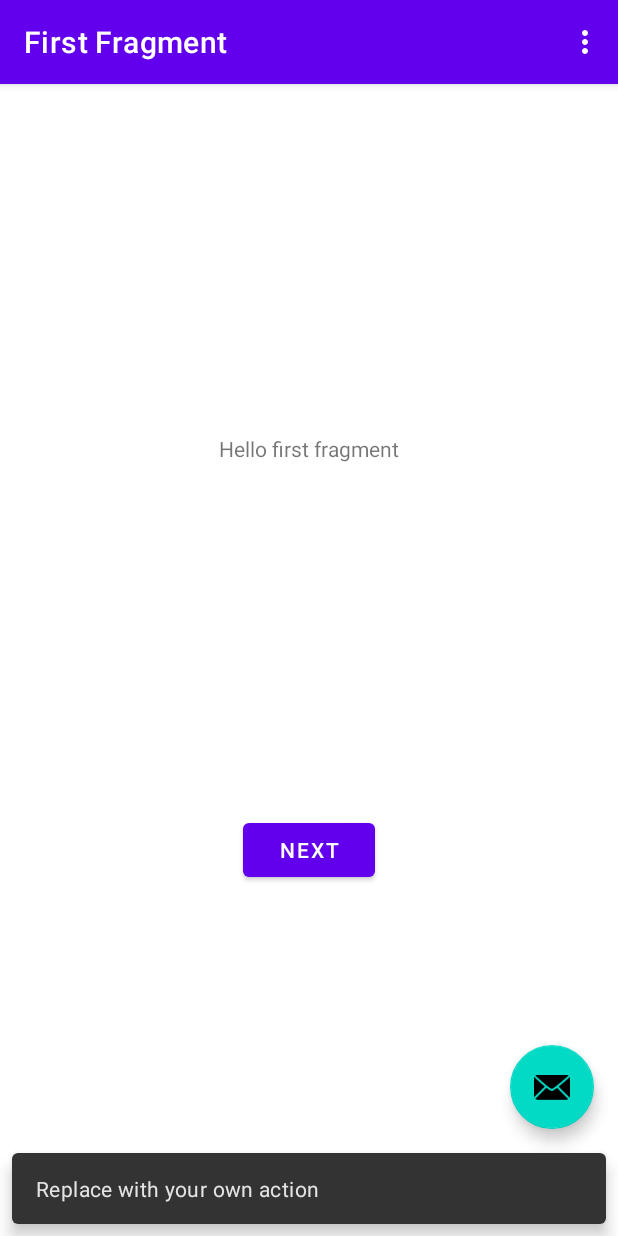
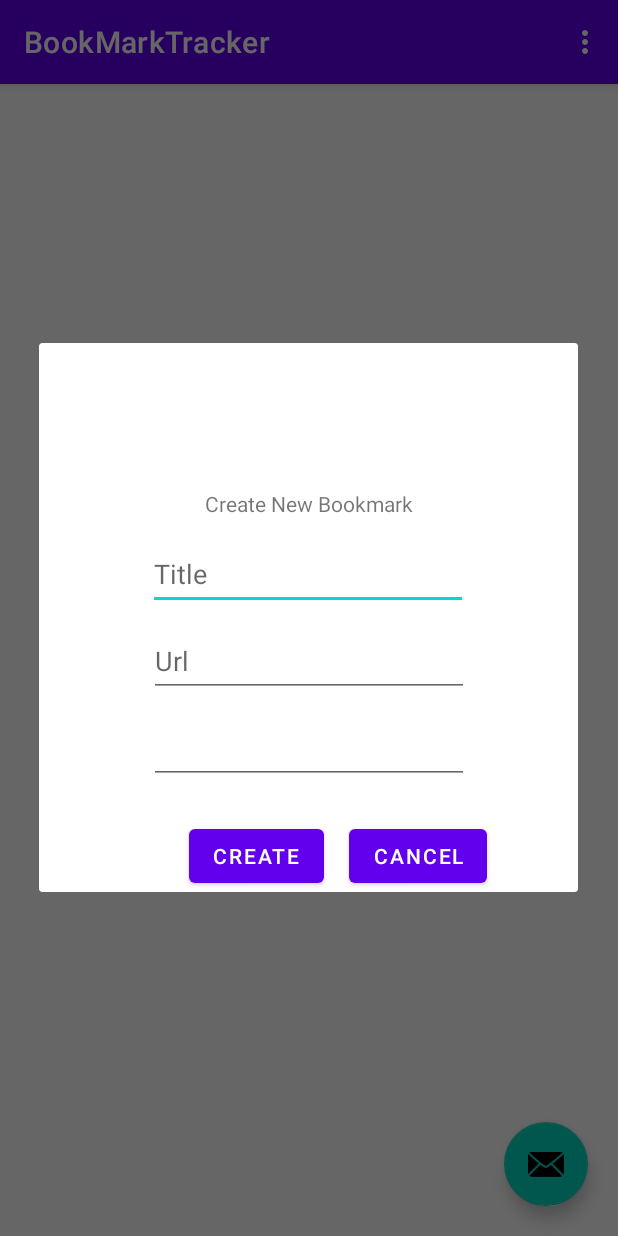
Before and after one commit to daniyusra/BookMarkTracker, an Android app: the screen it shows after launch (MainActivity), after a tap on an icon or button, on a phone screen of 412 x 824 dp. Run offline under Robolectric (Android 15) with nearby library versions, the phone set to English and light mode, and no system bars; our stand-ins replace navigation-ui; 2 statements that could not run were skipped.

Commit message:
Bookmark manual input capabilities added
Other minor changes:
- Moved recycleview from FirstFragment to MainActivity
- removed firstfragment entirely from mainactivity

```diff
--- a/app/src/main/java/com/cjlcboys/bookmarktracker/MainActivity.java
+++ b/app/src/main/java/com/cjlcboys/bookmarktracker/MainActivity.java
@@ -1,9 +1,12 @@
 package com.cjlcboys.bookmarktracker;
 
+import android.content.Intent;
 import android.os.Bundle;
 
-import com.google.android.material.snackbar.Snackbar;
+import com.cjlcboys.bookmarktracker.bookmarkrecyclerview.Bookmark;
+import com.cjlcboys.bookmarktracker.bookmarkrecyclerview.BookmarksAdapter;
 
+import androidx.appcompat.app.AlertDialog;
 import androidx.appcompat.app.AppCompatActivity;
 
 import android.view.View;
@@ -12,17 +15,24 @@ import androidx.navigation.NavController;
 import androidx.navigation.Navigation;
 import androidx.navigation.ui.AppBarConfiguration;
 import androidx.navigation.ui.NavigationUI;
+import androidx.recyclerview.widget.LinearLayoutManager;
+import androidx.recyclerview.widget.RecyclerView;
 
 import com.cjlcboys.bookmarktracker.databinding.ActivityMainBinding;
 
 import android.view.Menu;
 import android.view.MenuItem;
+import android.widget.Button;
+import android.widget.EditText;
+
+import java.util.ArrayList;
+import java.util.List;
 
 public class MainActivity extends AppCompatActivity {
 
     private AppBarConfiguration appBarConfiguration;
     private ActivityMainBinding binding;
-
+    private List<Bookmark> bookmarks;
     @Override
     protected void onCreate(Bundle savedInstanceState) {
         super.onCreate(savedInstanceState);
@@ -32,22 +42,72 @@ public class MainActivity extends AppCompatActivity {
 
         setSupportActionBar(binding.toolbar);
 
-        NavController navController = Navigation.findNavController(this, R.id.nav_host_fragment_content_main);
-        appBarConfiguration = new AppBarConfiguration.Builder(navController.getGraph()).build();
-        NavigationUI.setupActionBarWithNavController(this, navController, appBarConfiguration);
+        //NavController navController = Navigation.findNavController(this, R.id.nav_host_fragment_content_main);
+        //appBarConfiguration = new AppBarConfiguration.Builder(navController.getGraph()).build();
+        //NavigationUI.setupActionBarWithNavController(this, navController, appBarConfiguration);
 
         binding.fab.setOnClickListener(new View.OnClickListener() {
             @Override
             public void onClick(View view) {
-                Snackbar.make(view, "Replace with your own action", Snackbar.LENGTH_LONG)
-                        .setAction("Action", null).show();
+                //Snackbar.make(view, "Replace with your own action", Snackbar.LENGTH_LONG)
+                  //      .setAction("Action", null).show();
+                createDialog();
+            }
+
+            public void createDialog(){
+
+                AlertDialog.Builder dialogBuilder = new AlertDialog.Builder(MainActivity.this);
+                final View makeNewBookmarkView  = getLayoutInflater().inflate(R.layout.make_bookmark,null);
+                //bind to individual GUI objects
+                dialogBuilder.setView(makeNewBookmarkView);
+                AlertDialog dialog = dialogBuilder.create();
+                EditText newbookmarktitle = (EditText) makeNewBookmarkView.findViewById(R.id.edit_text_title);
+                EditText newbookmarkurl = (EditText) makeNewBookmarkView.findViewById(R.id.edit_text_url);
+                EditText newbookmarkdesc = (EditText) makeNewBookmarkView.findViewById(R.id.edit_text_description);
+                Button newbookmarkbutton = (Button) makeNewBookmarkView.findViewById(R.id.button_create_bookmark);
+                Button newbookmarkcancel = (Button)  makeNewBookmarkView.findViewById(R.id.button_exit);
+                dialog.show();
+
+                newbookmarkbutton.setOnClickListener(new View.OnClickListener(){
+                    @Override
+                    public void onClick(View view) {
+                        //Snackbar.make(view, "Replace with your own action", Snackbar.LENGTH_LONG)
+                        //      .setAction("Action", null).show();
+                        bookmarks.add(new Bookmark(newbookmarktitle.getText().toString(),newbookmarkurl.getText().toString(),newbookmarkdesc.getText().toString()));
+                        dialog.dismiss();
+                    }
+                });
+
+                newbookmarkcancel.setOnClickListener(new View.OnClickListener(){
+                    @Override
+                    public void onClick(View view) {
+                        //Snackbar.make(view, "Replace with your own action", Snackbar.LENGTH_LONG)
+                        //      .setAction("Action", null).show();
+                        //bookmarks.add(new Bookmark(newbookmarktitle.getText().toString(),newbookmarkurl.getText().toString(),newbookmarkdesc.getText().toString()));
+                        dialog.dismiss();
+                    }
+                });
             }
         });
 
         Intent intent = getIntent();
-        if (intent.getType().equals("text/plain")) {
+
+        //if (intent.getType().equals("text/plain")) {
             //start fragment here
-        }
+        //}
+
+        RecyclerView rvBookmarks = (RecyclerView) binding.rvBookmarks;
+
+        bookmarks = new ArrayList<>();
+
+        bookmarks.add(new Bookmark("BRUH","BRUH.COM","BRUHHHH"));
+        bookmarks.add(new Bookmark("BRUH2","BRUH.COM","BRUHHHH"));
+
+        BookmarksAdapter adapter = new BookmarksAdapter(bookmarks);
+        // Attach the adapter to the recyclerview to populate items
+        rvBookmarks.setAdapter(adapter);
+        // Set layout manager to position the items
+        rvBookmarks.setLayoutManager(new LinearLayoutManager(this));
     }
 
     @Override
--- a/app/src/main/java/com/cjlcboys/bookmarktracker/bookmarkrecyclerview/Bookmark.java
+++ b/app/src/main/java/com/cjlcboys/bookmarktracker/bookmarkrecyclerview/Bookmark.java
@@ -15,7 +15,7 @@ public class Bookmark {
     private static final String JSON_OBJECT_ENDTIME_HOLDER="JSON_OBJECT_ENDTIME_HOLDER";
 
     private static final SimpleDateFormat simpleDateFormat= new SimpleDateFormat("HH:mm:ss");
-    private static final calendar = Calendar.getInstance();
+    private static final Calendar calendar = Calendar.getInstance();
 
     public String id;
     private String title;
--- a/app/src/main/res/layout/activity_main.xml
+++ b/app/src/main/res/layout/activity_main.xml
@@ -1,5 +1,5 @@
 <?xml version="1.0" encoding="utf-8"?>
-<androidx.coordinatorlayout.widget.CoordinatorLayout xmlns:android="http://schemas.android.com/apk/res/android"
+<androidx.constraintlayout.widget.ConstraintLayout   xmlns:android="http://schemas.android.com/apk/res/android"
     xmlns:app="http://schemas.android.com/apk/res-auto"
     xmlns:tools="http://schemas.android.com/tools"
     android:layout_width="match_parent"
@@ -7,11 +7,14 @@
     tools:context=".MainActivity">
 
 
-
     <com.google.android.material.appbar.AppBarLayout
+        android:id="@+id/appBarLayout"
         android:layout_width="match_parent"
         android:layout_height="wrap_content"
-        android:theme="@style/Theme.BookMarkTracker.AppBarOverlay">
+        android:theme="@style/Theme.BookMarkTracker.AppBarOverlay"
+        app:layout_constraintEnd_toEndOf="parent"
+        app:layout_constraintStart_toStartOf="parent"
+        app:layout_constraintTop_toTopOf="parent">
 
         <androidx.appcompat.widget.Toolbar
             android:id="@+id/toolbar"
@@ -22,15 +25,24 @@
 
     </com.google.android.material.appbar.AppBarLayout>
 
-    <include layout="@layout/content_main" />
+    <androidx.recyclerview.widget.RecyclerView
+        android:id="@+id/rvBookmarks"
+        android:layout_width="0dp"
+        android:layout_height="0dp"
+        app:layout_constraintBottom_toBottomOf="parent"
+        app:layout_constraintEnd_toEndOf="parent"
+        app:layout_constraintStart_toStartOf="parent"
+        app:layout_constraintTop_toBottomOf="@+id/appBarLayout" />
 
     <com.google.android.material.floatingactionbutton.FloatingActionButton
         android:id="@+id/fab"
         android:layout_width="wrap_content"
         android:layout_height="wrap_content"
         android:layout_gravity="bottom|end"
-        android:layout_marginEnd="@dimen/fab_margin"
-        android:layout_marginBottom="16dp"
+        android:layout_marginEnd="20dp"
+        android:layout_marginBottom="20dp"
+        app:layout_constraintBottom_toBottomOf="parent"
+        app:layout_constraintEnd_toEndOf="parent"
         app:srcCompat="@android:drawable/ic_dialog_email" />
 
-</androidx.coordinatorlayout.widget.CoordinatorLayout>
+</androidx.constraintlayout.widget.ConstraintLayout >
--- /dev/null
+++ b/app/src/main/res/layout/make_bookmark.xml
@@ -0,0 +1,81 @@
+<?xml version="1.0" encoding="utf-8"?>
+<androidx.constraintlayout.widget.ConstraintLayout xmlns:android="http://schemas.android.com/apk/res/android"
+    xmlns:app="http://schemas.android.com/apk/res-auto"
+    xmlns:tools="http://schemas.android.com/tools"
+    android:layout_width="match_parent"
+    android:layout_height="match_parent">
+
+    <EditText
+        android:id="@+id/edit_text_title"
+        android:layout_width="wrap_content"
+        android:layout_height="wrap_content"
+        android:ems="10"
+        android:inputType="textPersonName"
+        android:minHeight="48dp"
+        android:hint="Title"
+        android:layout_margin="10dp"
+        app:layout_constraintBottom_toBottomOf="parent"
+        app:layout_constraintEnd_toEndOf="parent"
+        app:layout_constraintHorizontal_bias="0.497"
+        app:layout_constraintStart_toStartOf="parent"
+        app:layout_constraintTop_toTopOf="parent"
+        app:layout_constraintVertical_bias="0.403" />
+
+    <EditText
+        android:id="@+id/edit_text_url"
+        android:layout_width="wrap_content"
+        android:layout_height="wrap_content"
+        android:layout_margin="10dp"
+        android:ems="10"
+        android:hint="Url"
+        android:inputType="textPersonName"
+        android:minHeight="48dp"
+        app:layout_constraintEnd_toEndOf="parent"
+        app:layout_constraintStart_toStartOf="parent"
+        app:layout_constraintTop_toBottomOf="@+id/edit_text_title" />
+
+    <EditText
+        android:id="@+id/edit_text_description"
+        android:layout_width="wrap_content"
+        android:layout_height="wrap_content"
+        android:ems="10"
+        android:layout_margin="10dp"
+        android:gravity="start|top"
+        android:inputType="textMultiLine"
+        android:minHeight="48dp"
+        app:layout_constraintEnd_toEndOf="parent"
+        app:layout_constraintStart_toStartOf="parent"
+        app:layout_constraintTop_toBottomOf="@+id/edit_text_url" />
+
+    <TextView
+        android:id="@+id/textView2"
+        android:layout_width="wrap_content"
+        android:layout_height="wrap_content"
+        android:text="@string/create_new_bookmark"
+        app:layout_constraintBottom_toTopOf="@+id/edit_text_title"
+        app:layout_constraintEnd_toEndOf="parent"
+        app:layout_constraintStart_toStartOf="parent"
+        app:layout_constraintTop_toTopOf="parent"
+        app:layout_constraintVertical_bias="0.88" />
+
+    <Button
+        android:id="@+id/button_create_bookmark"
+        android:layout_width="wrap_content"
+        android:layout_height="wrap_content"
+        android:layout_marginStart="100dp"
+        android:layout_marginTop="24dp"
+        android:text="create"
+        app:layout_constraintStart_toStartOf="parent"
+        app:layout_constraintTop_toBottomOf="@+id/edit_text_description" />
+
+    <Button
+        android:id="@+id/button_exit"
+        android:layout_width="wrap_content"
+        android:layout_height="wrap_content"
+        android:layout_marginTop="24dp"
+        android:text="Cancel"
+        app:layout_constraintEnd_toEndOf="parent"
+        app:layout_constraintHorizontal_bias="0.212"
+        app:layout_constraintStart_toEndOf="@+id/button_create_bookmark"
+        app:layout_constraintTop_toBottomOf="@+id/edit_text_description" />
+</androidx.constraintlayout.widget.ConstraintLayout>
--- a/app/src/main/res/values/strings.xml
+++ b/app/src/main/res/values/strings.xml
@@ -9,4 +9,5 @@
 
     <string name="hello_first_fragment">Hello first fragment</string>
     <string name="hello_second_fragment">Hello second fragment. Arg: %1$s</string>
+    <string name="create_new_bookmark">Create New Bookmark</string>
 </resources>
```
